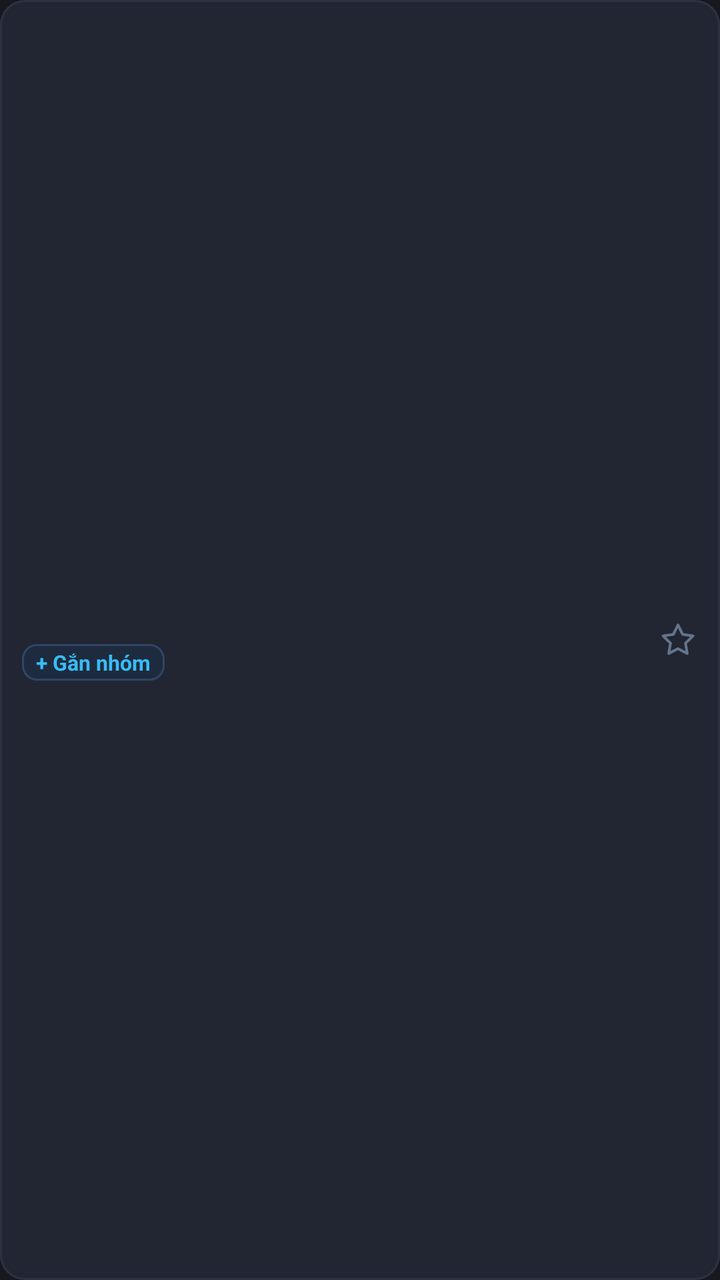
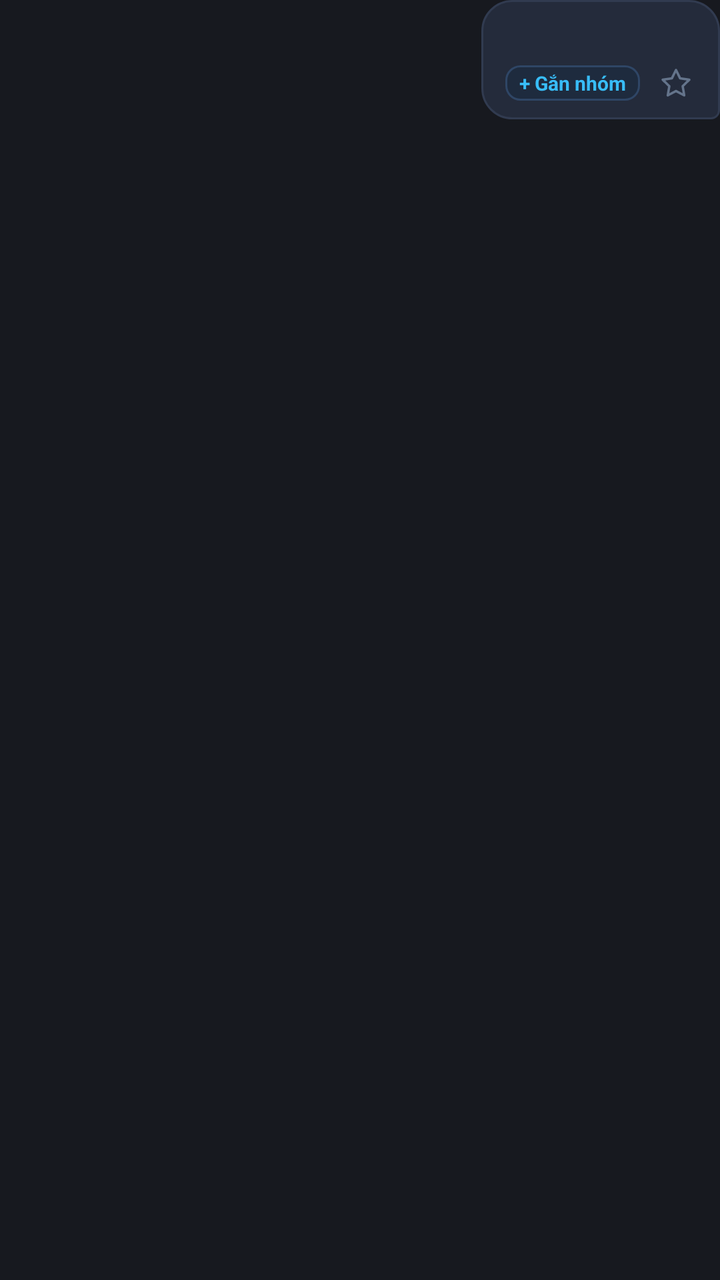

Two renders of the same Android screen: before a commit and after it. Below are the layout's source before the change and the commit's diff.
<!-- AndroidManifest.xml: application theme Theme.ObsidianQuick -->
<!-- res/layout/widget_item_note.xml -->
<?xml version="1.0" encoding="utf-8"?>
<LinearLayout xmlns:android="http://schemas.android.com/apk/res/android"
    android:id="@+id/wn_row_root"
    android:layout_width="match_parent"
    android:layout_height="wrap_content"
    android:background="@drawable/widget_row_bg"
    android:gravity="center_vertical"
    android:orientation="horizontal"
    android:paddingStart="11dp"
    android:paddingTop="8dp"
    android:paddingEnd="5dp"
    android:paddingBottom="8dp">

    <LinearLayout
        android:id="@+id/wn_body_box"
        android:layout_width="0dp"
        android:layout_height="wrap_content"
        android:layout_weight="1"
        android:orientation="vertical">

        <TextView
            android:id="@+id/wn_text"
            android:layout_width="match_parent"
            android:layout_height="wrap_content"
            android:ellipsize="end"
            android:lineSpacingExtra="1.5dp"
            android:maxLines="2"
            android:textColor="#EDF1F8"
            android:textSize="13sp" />

        <LinearLayout
            android:id="@+id/wn_embed_card"
            android:layout_width="match_parent"
            android:layout_height="wrap_content"
            android:layout_marginTop="4dp"
            android:background="@drawable/widget_embed_card_bg"
            android:gravity="center_vertical"
            android:orientation="horizontal"
            android:visibility="gone">

            <LinearLayout
                android:layout_width="0dp"
                android:layout_height="wrap_content"
                android:layout_weight="1"
                android:orientation="vertical"
                android:paddingStart="9dp"
                android:paddingTop="7dp"
                android:paddingEnd="8dp"
                android:paddingBottom="7dp">

                <TextView
                    android:id="@+id/wn_embed_title"
                    android:layout_width="match_parent"
                    android:layout_height="wrap_content"
                    android:ellipsize="end"
                    android:lineSpacingExtra="1dp"
                    android:maxLines="2"
                    android:textColor="#EDF1F8"
                    android:textSize="12sp"
                    android:textStyle="bold" />

                <TextView
                    android:id="@+id/wn_embed_desc"
                    android:layout_width="match_parent"
                    android:layout_height="wrap_content"
                    android:layout_marginTop="2dp"
                    android:ellipsize="end"
                    android:maxLines="1"
                    android:textColor="#8A96B0"
                    android:textSize="10.5sp"
                    android:visibility="gone" />

                <LinearLayout
                    android:layout_width="match_parent"
                    android:layout_height="wrap_content"
                    android:layout_marginTop="4dp"
                    android:gravity="center_vertical"
                    android:orientation="horizontal">

                    <ImageView
                        android:id="@+id/wn_embed_favicon"
                        android:layout_width="12dp"
                        android:layout_height="12dp"
                        android:layout_marginEnd="5dp"
                        android:scaleType="centerCrop"
                        android:visibility="gone" />

                    <TextView
                        android:id="@+id/wn_embed_site"
                        android:layout_width="0dp"
                        android:layout_height="wrap_content"
                        android:layout_weight="1"
                        android:ellipsize="end"
                        android:singleLine="true"
                        android:textColor="#7A86A0"
                        android:textSize="10sp" />
                </LinearLayout>
            </LinearLayout>

            <ImageView
                android:id="@+id/wn_embed_thumb"
                android:layout_width="74dp"
                android:layout_height="60dp"
                android:layout_marginEnd="1dp"
                android:scaleType="centerCrop"
                android:visibility="gone" />
        </LinearLayout>

        <LinearLayout
            android:layout_width="match_parent"
            android:layout_height="wrap_content"
            android:layout_marginTop="5dp"
            android:gravity="center_vertical"
            android:orientation="horizontal">

            <TextView
                android:id="@+id/wn_group_chip"
                android:layout_width="wrap_content"
                android:layout_height="wrap_content"
                android:background="@drawable/widget_tag_chip_bg"
                android:ellipsize="end"
                android:maxWidth="175dp"
                android:paddingStart="7dp"
                android:paddingTop="2dp"
                android:paddingEnd="7dp"
                android:paddingBottom="2dp"
                android:singleLine="true"
                android:text="+ Gắn nhóm"
                android:textColor="#38BDF8"
                android:textSize="10.5sp"
                android:textStyle="bold" />

            <TextView
                android:id="@+id/wn_time"
                android:layout_width="wrap_content"
                android:layout_height="wrap_content"
                android:layout_marginStart="7dp"
                android:singleLine="true"
                android:textColor="#6B768E"
                android:textSize="10.5sp" />
        </LinearLayout>
    </LinearLayout>

    <ImageView
        android:id="@+id/wn_star"
        android:layout_width="32dp"
        android:layout_height="32dp"
        android:layout_marginStart="3dp"
        android:padding="7dp"
        android:scaleType="fitCenter"
        android:src="@drawable/ic_w_star_off" />

</LinearLayout>
<!-- resources referenced by this layout -->
<resources>
  <!-- drawable ic_w_star_off (drawable) -->
  <?xml version="1.0" encoding="utf-8"?>
  <vector xmlns:android="http://schemas.android.com/apk/res/android"
      android:width="16dp"
      android:height="16dp"
      android:viewportWidth="24"
      android:viewportHeight="24">
      <path
          android:fillColor="#00000000"
          android:strokeColor="#64748B"
          android:strokeWidth="1.8"
          android:strokeLineJoin="round"
          android:pathData="M12,2l3.09,6.26L22,9.27l-5,4.87 1.18,6.88L12,17.77l-6.18,3.25L7,14.14 2,9.27l6.91,-1.01L12,2z" />
  </vector>
  <!-- drawable widget_embed_card_bg (drawable) -->
  <?xml version="1.0" encoding="utf-8"?>
  <shape xmlns:android="http://schemas.android.com/apk/res/android" android:shape="rectangle">
      <solid android:color="#171B24" />
      <stroke android:width="1dp" android:color="#2E3648" />
      <corners android:radius="9dp" />
  </shape>
  <!-- drawable widget_row_bg (drawable) -->
  <?xml version="1.0" encoding="utf-8"?>
  <shape xmlns:android="http://schemas.android.com/apk/res/android" android:shape="rectangle">
      <solid android:color="#222632" />
      <stroke android:width="1dp" android:color="#2D3343" />
      <corners android:radius="12dp" />
  </shape>
  <!-- drawable widget_tag_chip_bg (drawable) -->
  <?xml version="1.0" encoding="utf-8"?>
  <shape xmlns:android="http://schemas.android.com/apk/res/android" android:shape="rectangle">
      <solid android:color="#1E2B3E" />
      <stroke android:width="1dp" android:color="#2F4666" />
      <corners android:radius="7dp" />
  </shape>
  <style name="Theme.ObsidianQuick" parent="Theme.AppCompat.NoActionBar">
          <item name="android:statusBarColor">#17191F</item>
          <item name="android:navigationBarColor">#1D2028</item>
          <item name="android:windowLightStatusBar">false</item>
          <item name="android:windowBackground">#17191F</item>
      </style>
</resources>

<!-- the commit's change to res/layout/widget_item_note.xml (unified diff, before → after) -->
@@ -3,114 +3,38 @@
     android:id="@+id/wn_row_root"
     android:layout_width="match_parent"
     android:layout_height="wrap_content"
-    android:background="@drawable/widget_row_bg"
-    android:gravity="center_vertical"
+    android:gravity="end"
     android:orientation="horizontal"
-    android:paddingStart="11dp"
-    android:paddingTop="8dp"
-    android:paddingEnd="5dp"
-    android:paddingBottom="8dp">
+    android:paddingStart="42dp"
+    android:paddingEnd="0dp">
 
     <LinearLayout
-        android:id="@+id/wn_body_box"
-        android:layout_width="0dp"
+        android:id="@+id/wn_bubble_box"
+        android:layout_width="wrap_content"
         android:layout_height="wrap_content"
-        android:layout_weight="1"
-        android:orientation="vertical">
+        android:background="@drawable/widget_bubble_bg"
+        android:orientation="vertical"
+        android:paddingStart="12dp"
+        android:paddingTop="8dp"
+        android:paddingEnd="10dp"
+        android:paddingBottom="7dp">
 
         <TextView
             android:id="@+id/wn_text"
-            android:layout_width="match_parent"
+            android:layout_width="wrap_content"
             android:layout_height="wrap_content"
             android:ellipsize="end"
             android:lineSpacingExtra="1.5dp"
-            android:maxLines="2"
+            android:maxLines="3"
             android:textColor="#EDF1F8"
             android:textSize="13sp" />
 
         <LinearLayout
-            android:id="@+id/wn_embed_card"
-            android:layout_width="match_parent"
+            android:layout_width="wrap_content"
             android:layout_height="wrap_content"
-            android:layout_marginTop="4dp"
-            android:background="@drawable/widget_embed_card_bg"
-            android:gravity="center_vertical"
-            android:orientation="horizontal"
-            android:visibility="gone">
-
-            <LinearLayout
-                android:layout_width="0dp"
-                android:layout_height="wrap_content"
-                android:layout_weight="1"
-                android:orientation="vertical"
-                android:paddingStart="9dp"
-                android:paddingTop="7dp"
-                android:paddingEnd="8dp"
-                android:paddingBottom="7dp">
-
-                <TextView
-                    android:id="@+id/wn_embed_title"
-                    android:layout_width="match_parent"
-                    android:layout_height="wrap_content"
-                    android:ellipsize="end"
-                    android:lineSpacingExtra="1dp"
-                    android:maxLines="2"
-                    android:textColor="#EDF1F8"
-                    android:textSize="12sp"
-                    android:textStyle="bold" />
-
-                <TextView
-                    android:id="@+id/wn_embed_desc"
-                    android:layout_width="match_parent"
-                    android:layout_height="wrap_content"
-                    android:layout_marginTop="2dp"
-                    android:ellipsize="end"
-                    android:maxLines="1"
-                    android:textColor="#8A96B0"
-                    android:textSize="10.5sp"
-                    android:visibility="gone" />
-
-                <LinearLayout
-                    android:layout_width="match_parent"
-                    android:layout_height="wrap_content"
-                    android:layout_marginTop="4dp"
-                    android:gravity="center_vertical"
-                    android:orientation="horizontal">
-
-                    <ImageView
-                        android:id="@+id/wn_embed_favicon"
-                        android:layout_width="12dp"
-                        android:layout_height="12dp"
-                        android:layout_marginEnd="5dp"
-                        android:scaleType="centerCrop"
-                        android:visibility="gone" />
-
-                    <TextView
-                        android:id="@+id/wn_embed_site"
-                        android:layout_width="0dp"
-                        android:layout_height="wrap_content"
-                        android:layout_weight="1"
-                        android:ellipsize="end"
-                        android:singleLine="true"
-                        android:textColor="#7A86A0"
-                        android:textSize="10sp" />
-                </LinearLayout>
-            </LinearLayout>
-
-            <ImageView
-                android:id="@+id/wn_embed_thumb"
-                android:layout_width="74dp"
-                android:layout_height="60dp"
-                android:layout_marginEnd="1dp"
-                android:scaleType="centerCrop"
-                android:visibility="gone" />
-        </LinearLayout>
-
-        <LinearLayout
-            android:layout_width="match_parent"
-            android:layout_height="wrap_content"
+            android:layout_gravity="end"
             android:layout_marginTop="5dp"
-            android:gravity="center_vertical"
+            android:gravity="center_vertical|end"
             android:orientation="horizontal">
 
             <TextView
@@ -119,7 +43,7 @@
                 android:layout_height="wrap_content"
                 android:background="@drawable/widget_tag_chip_bg"
                 android:ellipsize="end"
-                android:maxWidth="175dp"
+                android:maxWidth="155dp"
                 android:paddingStart="7dp"
                 android:paddingTop="2dp"
                 android:paddingEnd="7dp"
@@ -127,27 +51,21 @@
                 android:singleLine="true"
                 android:text="+ Gắn nhóm"
                 android:textColor="#38BDF8"
-                android:textSize="10.5sp"
+                android:textSize="10sp"
                 android:textStyle="bold" />
 
-            <TextView
-                android:id="@+id/wn_time"
-                android:layout_width="wrap_content"
-                android:layout_height="wrap_content"
-                android:layout_marginStart="7dp"
-                android:singleLine="true"
-                android:textColor="#6B768E"
-                android:textSize="10.5sp" />
+            <ImageView
+                android:id="@+id/wn_star"
+                android:layout_width="26dp"
+                android:layout_height="22dp"
+                android:layout_marginStart="4dp"
+                android:paddingStart="5dp"
+                android:paddingTop="3dp"
+                android:paddingEnd="3dp"
+                android:paddingBottom="3dp"
+                android:scaleType="fitCenter"
+                android:src="@drawable/ic_w_star_off" />
         </LinearLayout>
     </LinearLayout>
 
-    <ImageView
-        android:id="@+id/wn_star"
-        android:layout_width="32dp"
-        android:layout_height="32dp"
-        android:layout_marginStart="3dp"
-        android:padding="7dp"
-        android:scaleType="fitCenter"
-        android:src="@drawable/ic_w_star_off" />
-
 </LinearLayout>
<!-- resource entries referenced after the edit -->
@@ -14,19 +14,16 @@
           android:strokeLineJoin="round"
           android:pathData="M12,2l3.09,6.26L22,9.27l-5,4.87 1.18,6.88L12,17.77l-6.18,3.25L7,14.14 2,9.27l6.91,-1.01L12,2z" />
   </vector>
-  <!-- drawable widget_embed_card_bg (drawable) -->
+  <!-- drawable widget_bubble_bg (drawable) -->
   <?xml version="1.0" encoding="utf-8"?>
   <shape xmlns:android="http://schemas.android.com/apk/res/android" android:shape="rectangle">
-      <solid android:color="#171B24" />
-      <stroke android:width="1dp" android:color="#2E3648" />
-      <corners android:radius="9dp" />
-  </shape>
-  <!-- drawable widget_row_bg (drawable) -->
-  <?xml version="1.0" encoding="utf-8"?>
-  <shape xmlns:android="http://schemas.android.com/apk/res/android" android:shape="rectangle">
-      <solid android:color="#222632" />
-      <stroke android:width="1dp" android:color="#2D3343" />
-      <corners android:radius="12dp" />
+      <solid android:color="#242B3B" />
+      <stroke android:width="1dp" android:color="#313B50" />
+      <corners
+          android:topLeftRadius="15dp"
+          android:topRightRadius="15dp"
+          android:bottomLeftRadius="15dp"
+          android:bottomRightRadius="4dp" />
   </shape>
   <!-- drawable widget_tag_chip_bg (drawable) -->
   <?xml version="1.0" encoding="utf-8"?>
